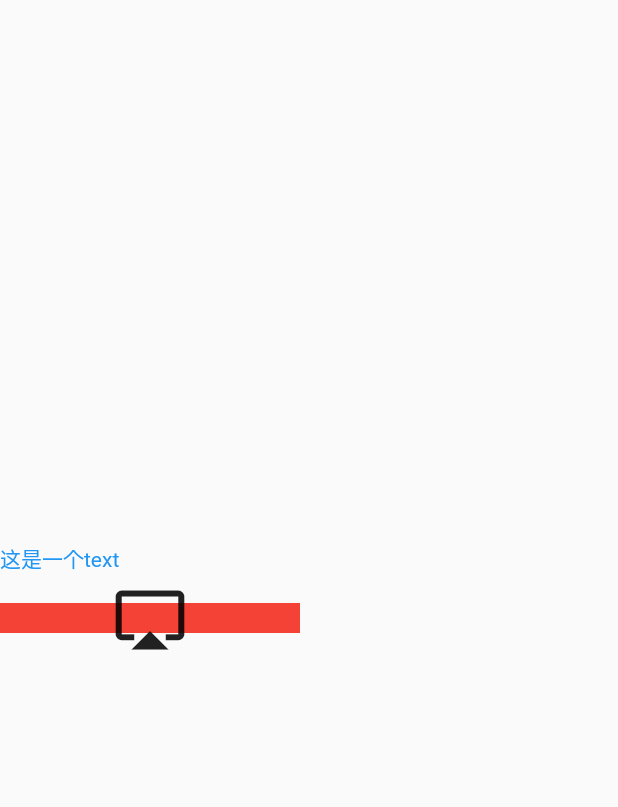
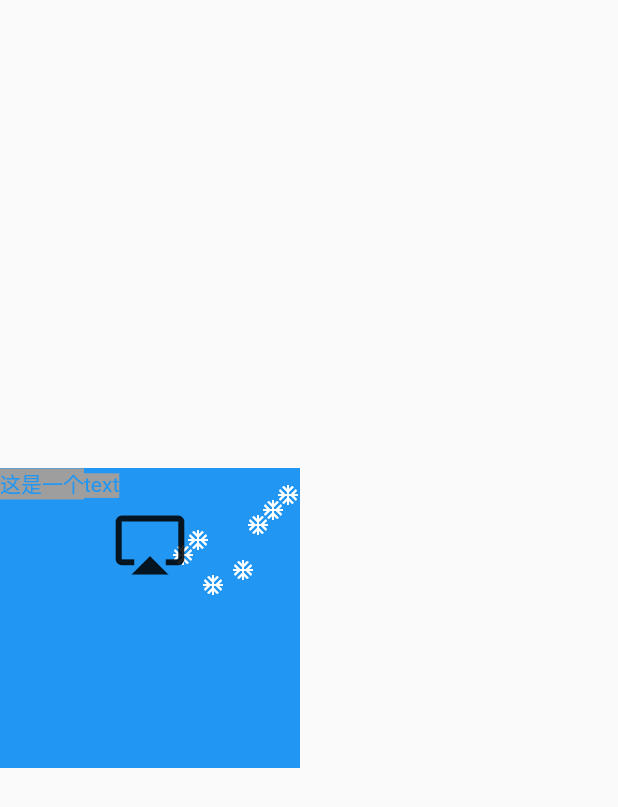
Before and after one commit to LeeWongSnail/FlutterLearning, a Flutter app: the screen it shows after launch, on a phone screen of 412 x 824 dp. Shown: the top 807 px of the screen. Run offline on Flutter 3.47's test engine with Material 2 defaults, Android fonts, the light colour scheme and no system bars.

Commit message:
[comments]：stack学习 [jira_id]：none [version]：

```diff
--- a/lib/layout/layout_demo.dart
+++ b/lib/layout/layout_demo.dart
@@ -25,22 +25,28 @@ class LayoutDemo extends StatelessWidget {
         crossAxisAlignment: CrossAxisAlignment.center,
         mainAxisAlignment: MainAxisAlignment.spaceAround,
         children: [
-          // 类似stackview 表示一组小控件
+          // 类似stackview 表示一组小控件 可以使用Positioned精确的设置某一个小控件的位置
           Stack(
-            alignment: Alignment.centerLeft,
+            alignment: Alignment.topCenter,
             children: [
               SizedBox(
                 width: 200.0,
-                height: 100.0,
-                child: Text('这是一个text', style: TextStyle(color: Colors.blue),),
-              ),
-              SizedBox(
-                width: 200,
-                height: 20,
+                height: 200.0,
                 child: Container(
-                  color: Colors.red,
+                  decoration: BoxDecoration(
+                    color: Colors.blue
+                  ),
+                  child: Text('这是一个text', style: TextStyle(color: Colors.blue,backgroundColor: Colors.grey),),
                 ),
               ),
+              Positioned(child: Icon(Icons.ac_unit, color: Colors.white, size: 16,), right: 0, top: 10,),
+              Positioned(child: Icon(Icons.ac_unit, color: Colors.white, size: 16,), right: 10, top: 20,),
+              Positioned(child: Icon(Icons.ac_unit, color: Colors.white, size: 16,), right: 20, top: 30,),
+              Positioned(child: Icon(Icons.ac_unit, color: Colors.white, size: 16,), right: 60, top: 40,),
+              Positioned(child: Icon(Icons.ac_unit, color: Colors.white, size: 16,), right: 70, top: 50,),
+              Positioned(child: Icon(Icons.ac_unit, color: Colors.white, size: 16,), right: 30, top: 60,),
+              Positioned(child: Icon(Icons.ac_unit, color: Colors.white, size: 16,), right: 50, top: 70,),
+
               SizedBox(
                 width: 200.0,
                 height: 100.0,
```
